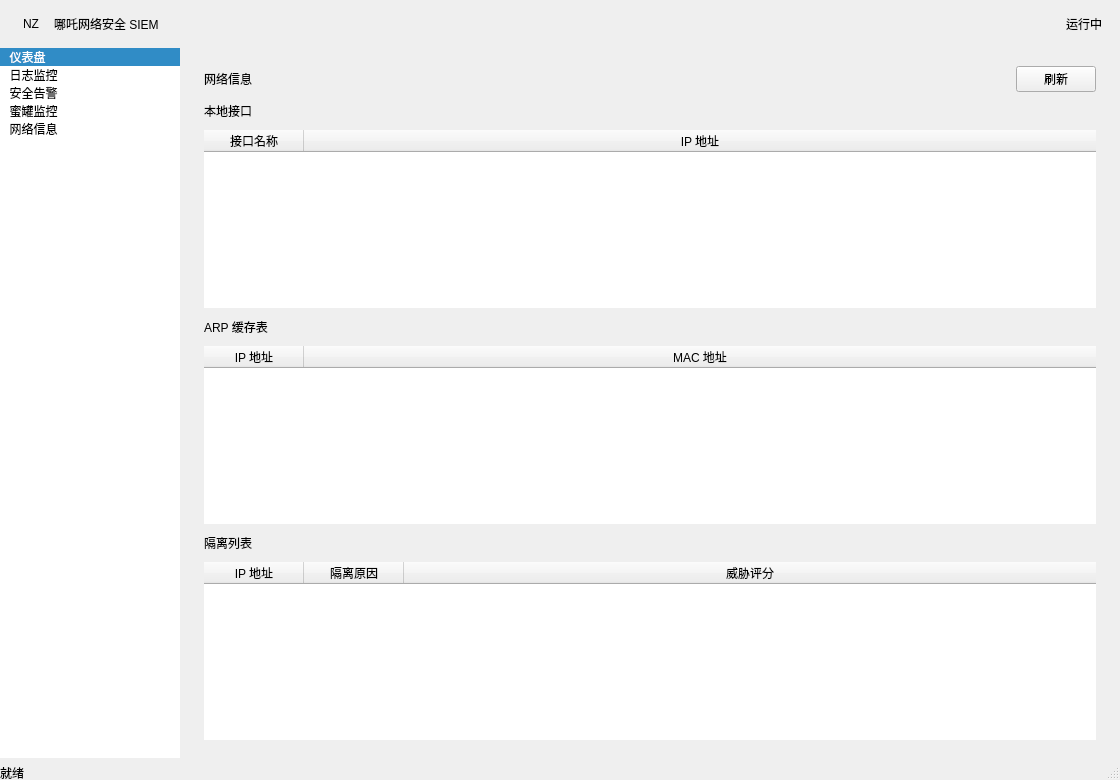
First picture: the form in src/views/monitor.ui, repository ctkqiang/NezhaGuard, before the edit.
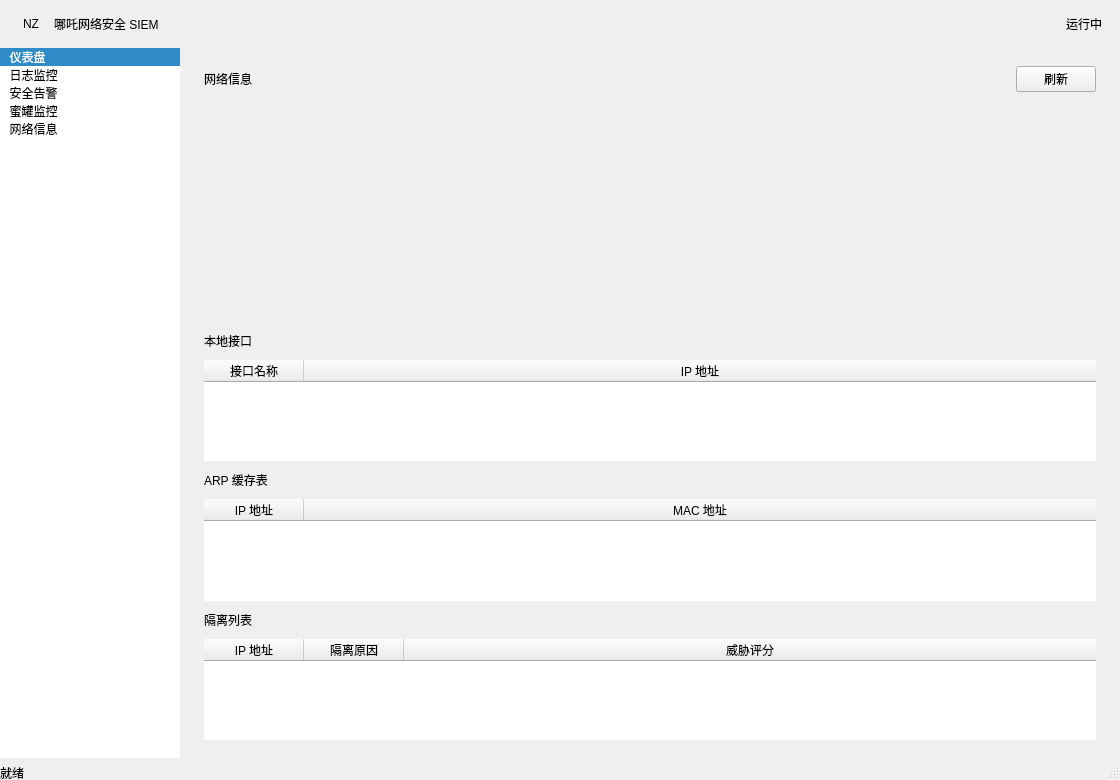
Second picture: the form after the edit. The open tabs and pages were chosen to show the change.

```diff
--- a/src/views/monitor.ui
+++ b/src/views/monitor.ui
@@ -255,6 +255,13 @@
              <item><widget class="QPushButton" name="refresh_network"><property name="text"><string>刷新</string></property></widget></item>
             </layout>
            </item>
+           <item>
+            <widget class="QFrame" name="radar_frame">
+             <property name="minimumSize"><size><width>0</width><height>220</height></size></property>
+             <property name="maximumSize"><size><width>16777215</width><height>220</height></size></property>
+             <property name="frameShape"><enum>QFrame::NoFrame</enum></property>
+            </widget>
+           </item>
            <item><widget class="QLabel" name="local_ip_label"><property name="text"><string>本地接口</string></property></widget></item>
            <item><widget class="QTableWidget" name="local_ip_table"><property name="maximumHeight"><number>130</number></property><property name="frameShape"><enum>QFrame::NoFrame</enum></property><property name="alternatingRowColors"><bool>true</bool></property><property name="showGrid"><bool>false</bool></property><property name="columnCount"><number>2</number></property><property name="editTriggers"><set>QAbstractItemView::NoEditTriggers</set></property><property name="selectionMode"><enum>QAbstractItemView::SingleSelection</enum></property><property name="selectionBehavior"><enum>QAbstractItemView::SelectRows</enum></property><attribute name="horizontalHeaderVisible"><bool>true</bool></attribute><attribute name="horizontalHeaderStretchLastSection"><bool>true</bool></attribute><attribute name="verticalHeaderVisible"><bool>false</bool></attribute><column><property name="text"><string>接口名称</string></property></column><column><property name="text"><string>IP 地址</string></property></column></widget></item>
            <item><widget class="QLabel" name="arp_label"><property name="text"><string>ARP 缓存表</string></property></widget></item>
```
